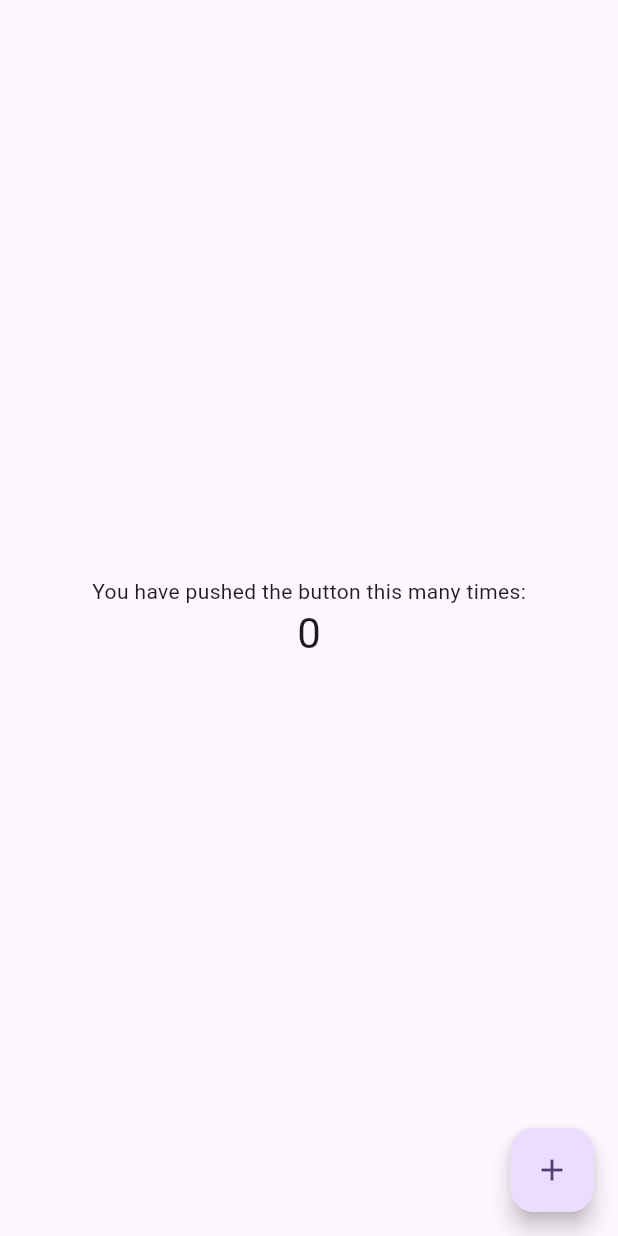
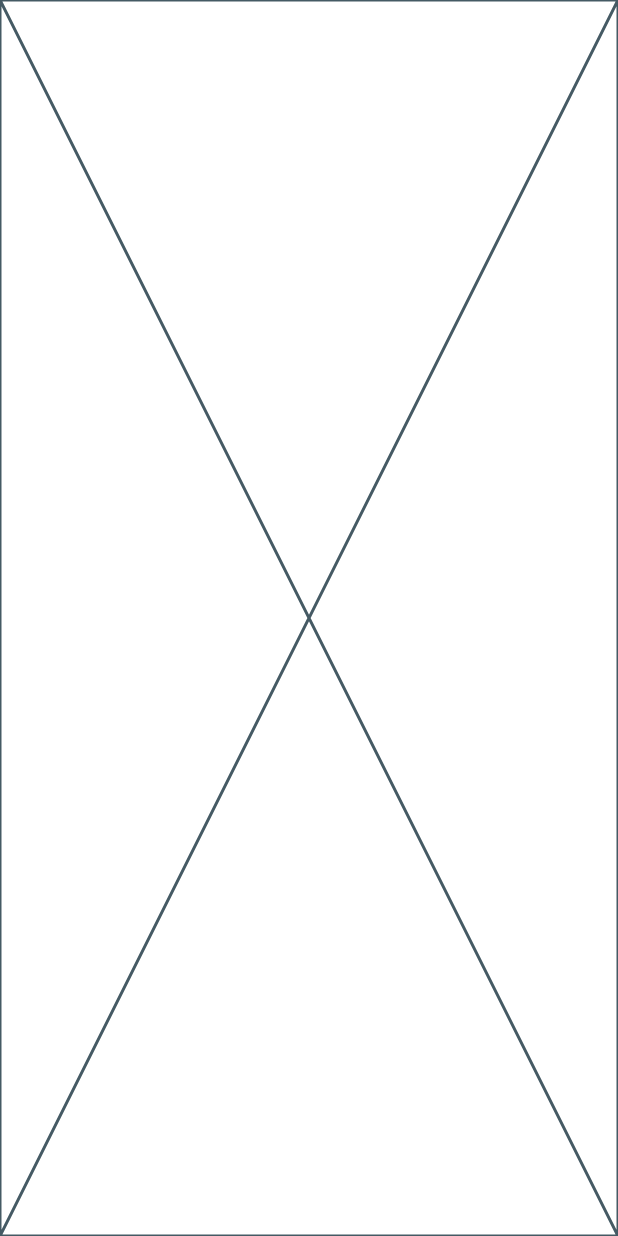
Before and after one commit to omergenckzn/itm_bluetooth_prototype, a Flutter app: the screen it shows after launch, on a phone screen of 412 x 824 dp. Run offline on Flutter 3.47's test engine with Material 2 defaults, Android fonts, the phone set to English and light mode, and no system bars.

Commit message:
Update main.dart

```diff
--- a/lib/main.dart
+++ b/lib/main.dart
@@ -11,61 +11,26 @@ class MyApp extends StatelessWidget {
   @override
   Widget build(BuildContext context) {
     return MaterialApp(
-      title: 'Flutter Demo',
       theme: ThemeData(
 
         colorScheme: ColorScheme.fromSeed(seedColor: Colors.deepPurple),
         useMaterial3: true,
       ),
-      home: const MyHomePage(title: 'Flutter Demo Home Page'),
+      home: const TestingPage(),
     );
   }
 }
 
-class MyHomePage extends StatefulWidget {
-  const MyHomePage({super.key, required this.title});
-
-  final String title;
+class TestingPage extends StatefulWidget {
+  const TestingPage({super.key});
 
   @override
-  State<MyHomePage> createState() => _MyHomePageState();
+  State<TestingPage> createState() => _TestingPageState();
 }
 
-class _MyHomePageState extends State<MyHomePage> {
-  int _counter = 0;
-
-  void _incrementCounter() {
-    setState(() {
-
-      _counter++;
-    });
-  }
-
+class _TestingPageState extends State<TestingPage> {
   @override
   Widget build(BuildContext context) {
-
-    return Scaffold(
-      body: Center(
-
-        child: Column(
-
-          mainAxisAlignment: MainAxisAlignment.center,
-          children: <Widget>[
-            const Text(
-              'You have pushed the button this many times:',
-            ),
-            Text(
-              '$_counter',
-              style: Theme.of(context).textTheme.headlineMedium,
-            ),
-          ],
-        ),
-      ),
-      floatingActionButton: FloatingActionButton(
-        onPressed: _incrementCounter,
-        tooltip: 'Increment',
-        child: const Icon(Icons.add),
-      ), // This trailing comma makes auto-formatting nicer for build methods.
-    );
+    return const Placeholder();
   }
 }
```
